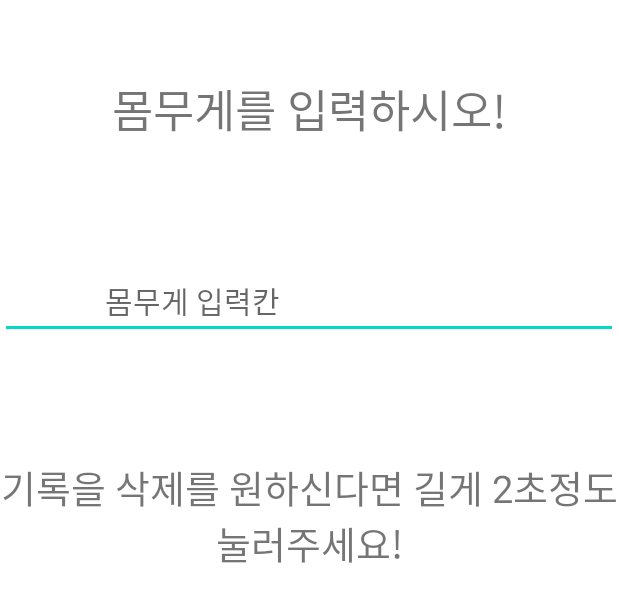
After one commit to Yangnyeon/Diet_eating_habit, an Android app: the layout dialog.xml on its own in the app's theme, with its tools: preview values and no code run, on a phone screen of 412 x 824 dp. The commit adds this screen. Shown: the top 602 px of the screen. Run offline under Robolectric (Android 15) with nearby library versions, the phone set to English and light mode, and no system bars.

Commit message:
업데이트중..

```diff
--- a/app/src/main/AndroidManifest.xml
+++ b/app/src/main/AndroidManifest.xml
@@ -9,6 +9,9 @@
         android:roundIcon="@mipmap/ic_launcher_round"
         android:supportsRtl="true"
         android:theme="@style/Theme.Dieteatinghabits">
+        <activity
+            android:name=".weight"
+            android:exported="true" />
         <activity
             android:name=".kcal"
             android:exported="true" />
--- /dev/null
+++ b/app/src/main/res/drawable/ic_baseline_add_24.xml
@@ -0,0 +1,5 @@
+<vector android:height="24dp" android:tint="#FFFFFF"
+    android:viewportHeight="24" android:viewportWidth="24"
+    android:width="24dp" xmlns:android="http://schemas.android.com/apk/res/android">
+    <path android:fillColor="@android:color/white" android:pathData="M19,13h-6v6h-2v-6H5v-2h6V5h2v6h6v2z"/>
+</vector>
--- /dev/null
+++ b/app/src/main/res/layout/dialog.xml
@@ -0,0 +1,37 @@
+<?xml version="1.0" encoding="utf-8"?>
+<LinearLayout xmlns:android="http://schemas.android.com/apk/res/android"
+    android:layout_width="match_parent"
+    android:layout_height="match_parent"
+    android:orientation="vertical">
+
+    <TextView
+        android:layout_width="match_parent"
+        android:layout_height="wrap_content"
+        android:text="몸무게를 입력하시오!"
+        android:textSize="30sp"
+        android:gravity="center"
+        android:layout_marginTop="50sp"
+        android:id="@+id/txt1"
+        ></TextView>
+
+    <EditText
+        android:layout_width="match_parent"
+        android:layout_height="wrap_content"
+        android:textSize="20sp"
+        android:layout_marginTop="80sp"
+        android:hint="몸무게 입력칸"
+        android:paddingLeft="70sp"
+        android:id="@+id/edt1"
+        ></EditText>
+
+    <TextView
+        android:layout_width="match_parent"
+        android:layout_height="wrap_content"
+        android:text="기록을 삭제를 원하신다면 길게 2초정도 눌러주세요!"
+        android:textSize="25sp"
+        android:gravity="center"
+        android:layout_marginTop="80sp"
+        android:id="@+id/txt2"
+        ></TextView>
+
+</LinearLayout>
--- a/app/src/main/res/layout/fragment_main2.xml
+++ b/app/src/main/res/layout/fragment_main2.xml
@@ -12,6 +12,12 @@
         android:layout_height="wrap_content"
         android:iconifiedByDefault="false"/>
 
+    <Spinner
+        android:layout_width="match_parent"
+        android:layout_height="wrap_content"
+        android:layout_marginTop="40sp"
+        android:id="@+id/spinner"
+        ></Spinner>
 
     <ListView
         android:id="@+id/listView"
```
Also changed, not shown: app/src/main/java/com/example/dieteatinghabits/MainFragment1.kt (+7 -0 lines), app/src/main/java/com/example/dieteatinghabits/weight.kt (added, +65 -0 lines), app/src/main/res/layout/activity_weight.xml (added, +49 -0 lines), app/src/main/res/layout/fragment_main1.xml (+20 -0 lines), app/src/main/res/values/array.xml (added, +9 -0 lines), app/src/main/res/drawable-v24/weight.jpg (added).
